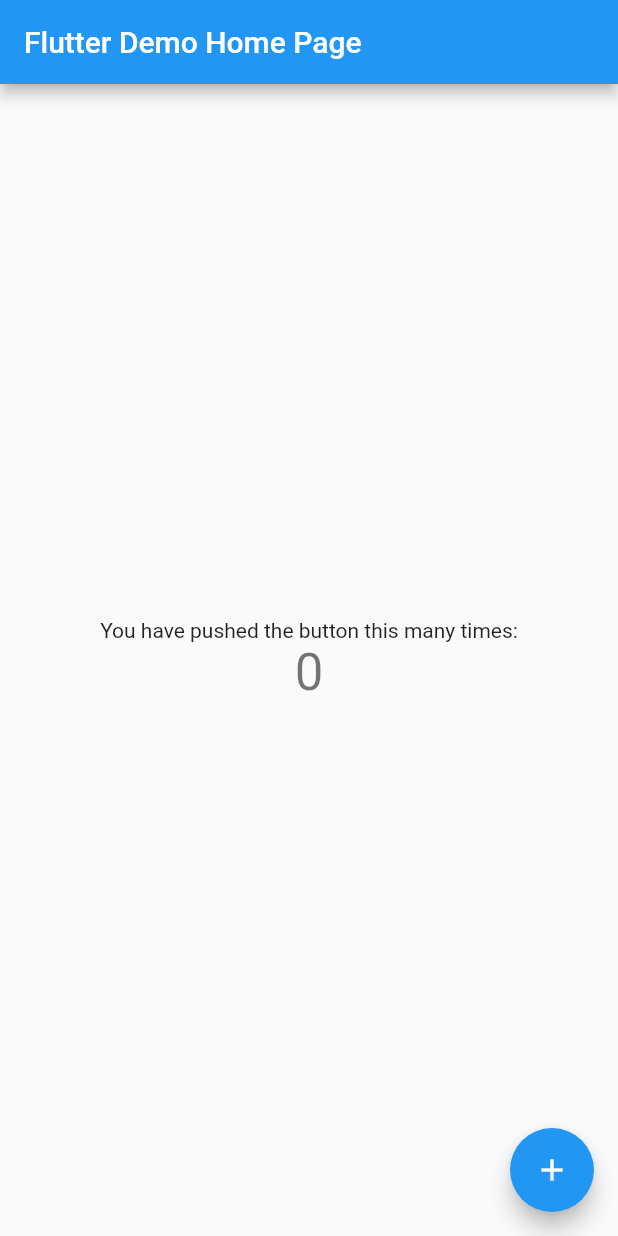
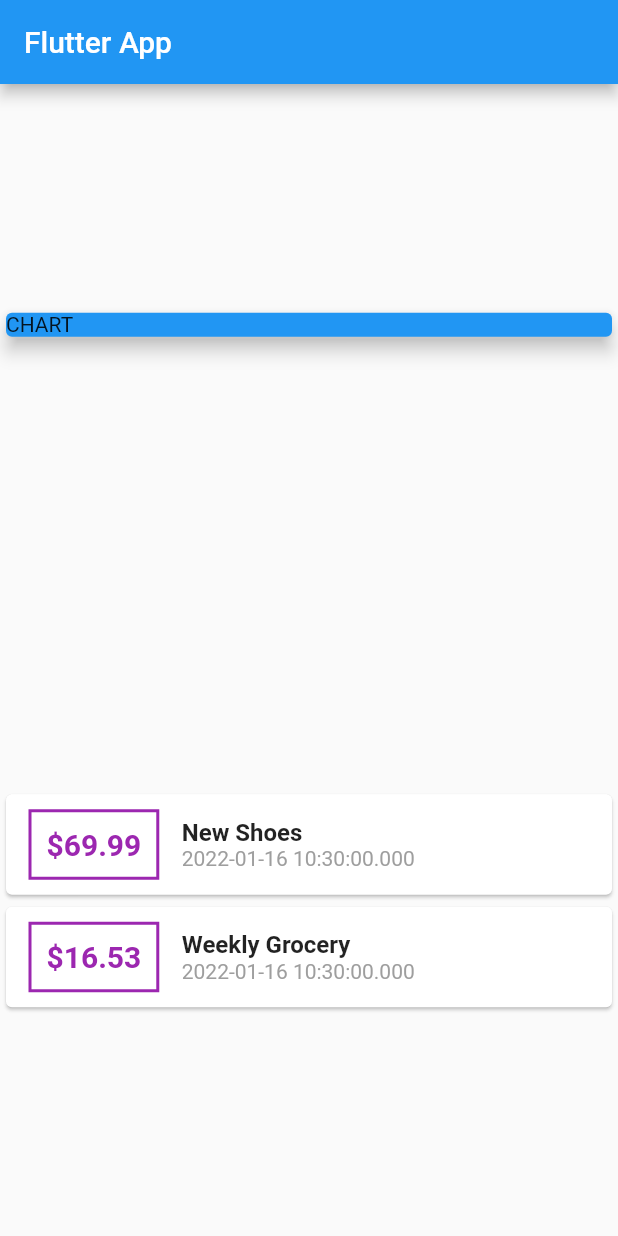
Before and after one commit to kevkev300/flutter_udemy_expense_planner, a Flutter app: the screen it shows after launch, on a phone screen of 412 x 824 dp. Run offline on Flutter 3.47's test engine with Material 2 defaults, Android fonts, the light colour scheme and no system bars.

Commit message:
until Quiz 7

```diff
--- a/lib/main.dart
+++ b/lib/main.dart
@@ -1,115 +1,101 @@
 import 'package:flutter/material.dart';
 
-void main() {
-  runApp(const MyApp());
-}
+import './transaction.dart';
+
+void main() => runApp(MyApp());
 
 class MyApp extends StatelessWidget {
-  const MyApp({Key? key}) : super(key: key);
-
-  // This widget is the root of your application.
   @override
   Widget build(BuildContext context) {
     return MaterialApp(
-      title: 'Flutter Demo',
-      theme: ThemeData(
-        // This is the theme of your application.
-        //
-        // Try running your application with "flutter run". You'll see the
-        // application has a blue toolbar. Then, without quitting the app, try
-        // changing the primarySwatch below to Colors.green and then invoke
-        // "hot reload" (press "r" in the console where you ran "flutter run",
-        // or simply save your changes to "hot reload" in a Flutter IDE).
-        // Notice that the counter didn't reset back to zero; the application
-        // is not restarted.
-        primarySwatch: Colors.blue,
-      ),
-      home: const MyHomePage(title: 'Flutter Demo Home Page'),
+      title: 'Flutter App',
+      home: MyHomePage(),
     );
   }
 }
 
-class MyHomePage extends StatefulWidget {
-  const MyHomePage({Key? key, required this.title}) : super(key: key);
-
-  // This widget is the home page of your application. It is stateful, meaning
-  // that it has a State object (defined below) that contains fields that affect
-  // how it looks.
-
-  // This class is the configuration for the state. It holds the values (in this
-  // case the title) provided by the parent (in this case the App widget) and
-  // used by the build method of the State. Fields in a Widget subclass are
-  // always marked "final".
-
-  final String title;
-
-  @override
-  State<MyHomePage> createState() => _MyHomePageState();
-}
-
-class _MyHomePageState extends State<MyHomePage> {
-  int _counter = 0;
-
-  void _incrementCounter() {
-    setState(() {
-      // This call to setState tells the Flutter framework that something has
-      // changed in this State, which causes it to rerun the build method below
-      // so that the display can reflect the updated values. If we changed
-      // _counter without calling setState(), then the build method would not be
-      // called again, and so nothing would appear to happen.
-      _counter++;
-    });
-  }
+class MyHomePage extends StatelessWidget {
+  final List<Transaction> transactions = [
+    Transaction(
+      id: 't1',
+      title: 'New Shoes',
+      amount: 69.99,
+      date: DateTime.now(),
+    ),
+    Transaction(
+      id: 't2',
+      title: 'Weekly Grocery',
+      amount: 16.53,
+      date: DateTime.now(),
+    ),
+  ];
 
   @override
   Widget build(BuildContext context) {
-    // This method is rerun every time setState is called, for instance as done
-    // by the _incrementCounter method above.
-    //
-    // The Flutter framework has been optimized to make rerunning build methods
-    // fast, so that you can just rebuild anything that needs updating rather
-    // than having to individually change instances of widgets.
     return Scaffold(
       appBar: AppBar(
-        // Here we take the value from the MyHomePage object that was created by
-        // the App.build method, and use it to set our appbar title.
-        title: Text(widget.title),
+        title: const Text('Flutter App'),
       ),
-      body: Center(
-        // Center is a layout widget. It takes a single child and positions it
-        // in the middle of the parent.
-        child: Column(
-          // Column is also a layout widget. It takes a list of children and
-          // arranges them vertically. By default, it sizes itself to fit its
-          // children horizontally, and tries to be as tall as its parent.
-          //
-          // Invoke "debug painting" (press "p" in the console, choose the
-          // "Toggle Debug Paint" action from the Flutter Inspector in Android
-          // Studio, or the "Toggle Debug Paint" command in Visual Studio Code)
-          // to see the wireframe for each widget.
-          //
-          // Column has various properties to control how it sizes itself and
-          // how it positions its children. Here we use mainAxisAlignment to
-          // center the children vertically; the main axis here is the vertical
-          // axis because Columns are vertical (the cross axis would be
-          // horizontal).
-          mainAxisAlignment: MainAxisAlignment.center,
-          children: <Widget>[
-            const Text(
-              'You have pushed the button this many times:',
+      body: Column(
+        mainAxisAlignment: MainAxisAlignment.spaceAround,
+        crossAxisAlignment: CrossAxisAlignment.stretch,
+        children: <Widget>[
+          Container(
+            width: double.infinity,
+            child: const Card(
+              elevation: 5,
+              color: Colors.blue,
+              child: Text(
+                'CHART',
+              ),
             ),
-            Text(
-              '$_counter',
-              style: Theme.of(context).textTheme.headline4,
-            ),
-          ],
-        ),
+          ),
+          Column(
+            children: transactions.map((tx) {
+              return Card(
+                child: Row(children: <Widget>[
+                  Container(
+                    margin: const EdgeInsets.symmetric(
+                      vertical: 10,
+                      horizontal: 15,
+                    ),
+                    decoration: BoxDecoration(
+                      border: Border.all(
+                        color: Colors.purple,
+                        width: 2,
+                      ),
+                    ),
+                    padding: EdgeInsets.all(10),
+                    child: Text(
+                      "\$${tx.amount}",
+                      style: const TextStyle(
+                        fontWeight: FontWeight.bold,
+                        fontSize: 20,
+                        color: Colors.purple,
+                      ),
+                    ),
+                  ),
+                  Column(
+                    crossAxisAlignment: CrossAxisAlignment.start,
+                    children: <Widget>[
+                      Text(tx.title,
+                          style: const TextStyle(
+                            fontWeight: FontWeight.bold,
+                            fontSize: 16,
+                          )),
+                      Text(tx.date.toString(),
+                          style: const TextStyle(
+                            fontSize: 14,
+                            color: Colors.grey,
+                          )),
+                    ],
+                  )
+                ]),
+              );
+            }).toList(),
+          ),
+        ],
       ),
-      floatingActionButton: FloatingActionButton(
-        onPressed: _incrementCounter,
-        tooltip: 'Increment',
-        child: const Icon(Icons.add),
-      ), // This trailing comma makes auto-formatting nicer for build methods.
     );
   }
 }
--- /dev/null
+++ b/lib/transaction.dart
@@ -0,0 +1,19 @@
+// not a widget, just a dart object
+
+import 'package:flutter/foundation.dart';
+
+class Transaction {
+  // --- constructor ---
+
+  final String? id;
+  final String title;
+  final double? amount;
+  final DateTime? date;
+
+  Transaction({
+    required this.id,
+    required this.title,
+    required this.amount,
+    required this.date,
+  });
+}
```
